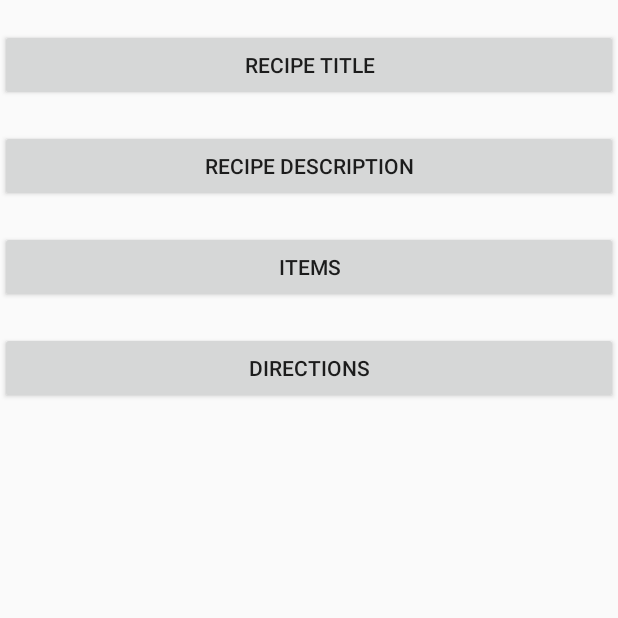
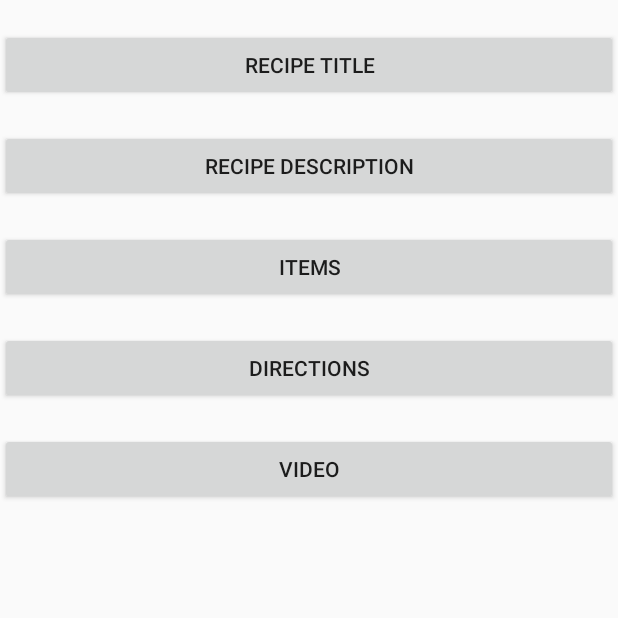
Before and after one commit to eiab30p/BachelorCookBook, an Android app: the screen it shows after launch (MainActivity), on a phone screen of 412 x 824 dp, the top half of it. Run offline under Robolectric (Android 15) with nearby library versions, the light colour scheme and no system bars.

Commit message:
Video JSOUP  added

```diff
--- a/app/src/main/res/layout/activity_main.xml
+++ b/app/src/main/res/layout/activity_main.xml
@@ -62,5 +62,20 @@
         android:layout_below="@+id/directxt"
         android:text="@string/Directions" />
 
+    <TextView
+        android:id="@+id/videotxt"
+        android:layout_width="wrap_content"
+        android:layout_height="wrap_content"
+        android:layout_below="@+id/direcbutton"
+        android:layout_centerInParent="true"
+        android:gravity="center" />
+
+    <Button
+        android:id="@+id/videobutton"
+        android:layout_width="fill_parent"
+        android:layout_height="wrap_content"
+        android:layout_below="@+id/videotxt"
+        android:text="@string/Video" />
+
 
 </RelativeLayout>
--- a/app/src/main/res/values/strings.xml
+++ b/app/src/main/res/values/strings.xml
@@ -7,5 +7,6 @@
     <string name="Description">Recipe Description</string>
     <string name="Items">Items</string>
     <string name="Directions">Directions</string>
+    <string name="Video">Video</string>
 
 </resources>
```
Also changed, not shown: app/src/main/java/myapps/jsoupexample/MainActivity.java (+46 -2 lines).
